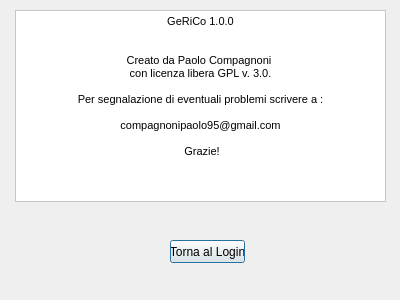
Qt form info.ui (Paolo95/Programma_Buste) before a commit.
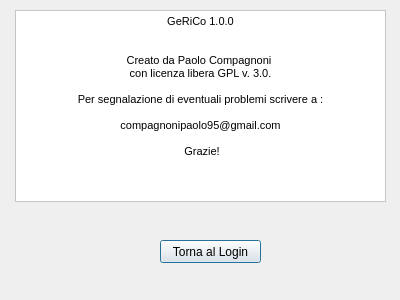
The same form after that commit. Icons and pictures are not drawn.

```diff
--- a/info.ui
+++ b/info.ui
@@ -32,9 +32,9 @@
   <widget class="QPushButton" name="BtnInfoEsci">
    <property name="geometry">
     <rect>
-     <x>170</x>
+     <x>160</x>
      <y>240</y>
-     <width>75</width>
+     <width>101</width>
      <height>23</height>
     </rect>
    </property>
```
Left out of the diff: 33 changed lines with no effect on the pictures.
